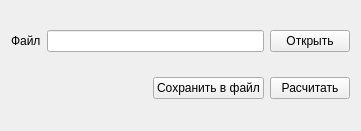
Before: the Qt Designer form ui/descriptorwidget.ui in massaraksh-yandex/thesis, drawn with Qt 5.
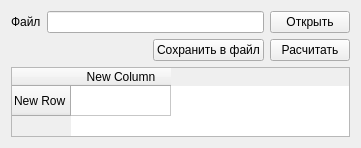
After: the same form once the commit is applied.

```diff
--- a/ui/descriptorwidget.ui
+++ b/ui/descriptorwidget.ui
@@ -72,6 +72,20 @@
      </item>
     </layout>
    </item>
+   <item>
+    <widget class="QTableWidget" name="tableWidget">
+     <row>
+      <property name="text">
+       <string>New Row</string>
+      </property>
+     </row>
+     <column>
+      <property name="text">
+       <string>New Column</string>
+      </property>
+     </column>
+    </widget>
+   </item>
   </layout>
  </widget>
  <resources/>
```
